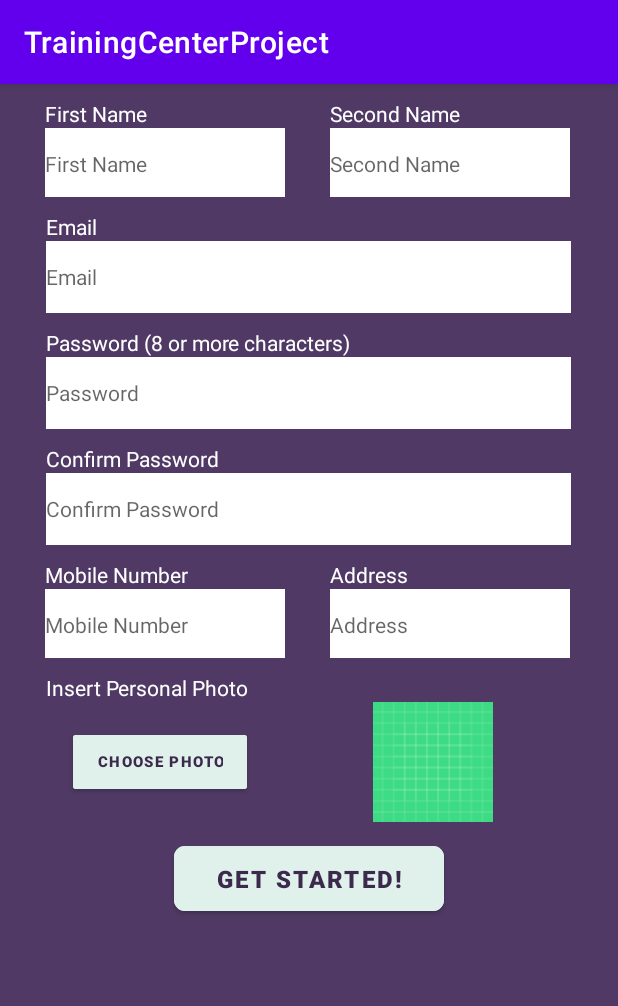
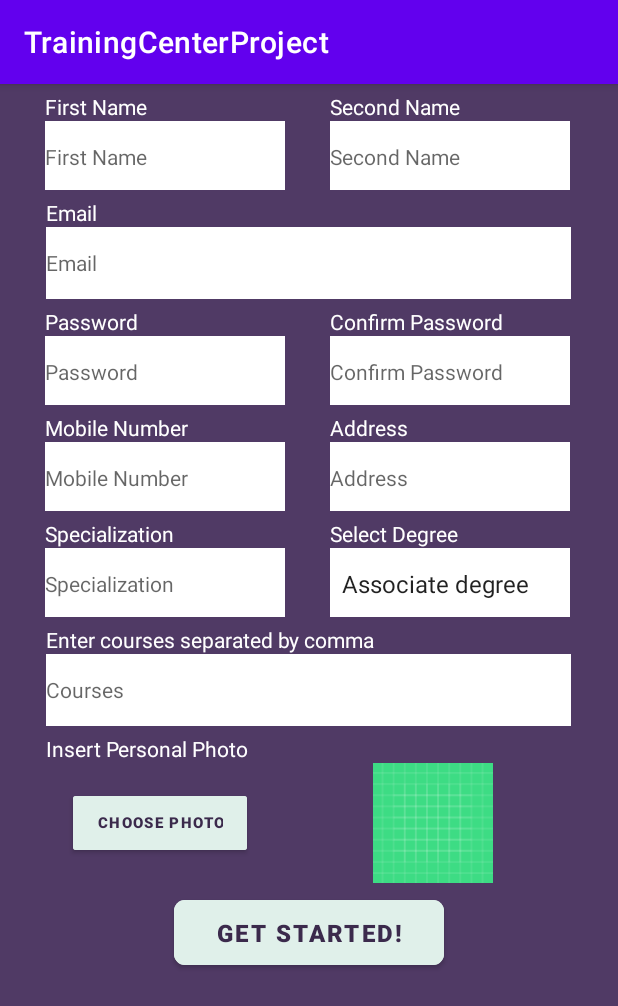
Before and after one commit to dohmeid/TrainingCenterProject, an Android app: the InstructorSignUp screen opened directly, with no data from a screen before it, on a phone screen of 412 x 824 dp. Shown: the top 1006 px of the screen. Run offline under Robolectric (Android 15) with nearby library versions, the phone set to English and light mode, and no system bars.

Commit message:
version 5 - updates on MainActivity, AdminSignUp, InstructorSignUp, and DataBaseHelper classes

```diff
--- a/app/src/main/AndroidManifest.xml
+++ b/app/src/main/AndroidManifest.xml
@@ -11,6 +11,12 @@
         android:supportsRtl="true"
         android:theme="@style/Theme.TrainingCenterProject"
         tools:targetApi="31">
+        <activity
+            android:name=".InstructorHomeView"
+            android:exported="false" />
+        <activity
+            android:name=".AdminHomeView"
+            android:exported="false" />
         <activity
             android:name=".TraineeHomeView"
             android:exported="false" />
--- a/app/src/main/java/com/example/trainingcenterproject/Instructor.java
+++ b/app/src/main/java/com/example/trainingcenterproject/Instructor.java
@@ -11,7 +11,6 @@ public class Instructor extends User {
     ArrayList<String> courses = new ArrayList<>();
 
     public Instructor(){
-
     }
 
     public Instructor(String firstName, String secondName, String email, String password, String photo, String mobile_number, String address, String specialization, String degree, ArrayList<String> courses) {
--- a/app/src/main/res/layout/activity_instructor_sign_up.xml
+++ b/app/src/main/res/layout/activity_instructor_sign_up.xml
@@ -12,7 +12,7 @@
 
     <Space
         android:layout_width="match_parent"
-        android:layout_height="10dp" />
+        android:layout_height="5dp" />
 
     <LinearLayout
         android:layout_width="match_parent"
@@ -86,7 +86,7 @@
 
     <Space
         android:layout_width="match_parent"
-        android:layout_height="10dp" />
+        android:layout_height="5dp" />
 
     <TextView
         android:id="@+id/textView9"
@@ -112,63 +112,80 @@
 
     <Space
         android:layout_width="match_parent"
-        android:layout_height="10dp" />
+        android:layout_height="5dp" />
+
+    <LinearLayout
+        android:layout_width="match_parent"
+        android:layout_height="65dp"
+        android:orientation="horizontal">
+
+        <LinearLayout
+            android:layout_width="200dp"
+            android:layout_height="match_parent"
+            android:paddingLeft="20dp"
+            android:orientation="vertical">
 
     <TextView
         android:id="@+id/textView10"
-        android:layout_width="350dp"
+        android:layout_width="wrap_content"
         android:layout_height="wrap_content"
-        android:layout_gravity="center"
-        android:text="Password (8 or more characters)"
+        android:layout_gravity="left"
+        android:paddingLeft="10dp"
+        android:text="Password"
         android:textColor="#FFFFFF"
         android:textSize="14sp" />
 
             <EditText
                 android:id="@+id/editTextPassword"
-        android:layout_width="350dp"
-        android:layout_height="wrap_content"
+                android:layout_width="160dp"
+                android:layout_height="48dp"
                 android:layout_gravity="center"
                 android:background="#FFFFFF"
                 android:ems="10"
                 android:hint="Password"
                 android:inputType="textPassword"
-
                 android:maxLength="15"
                 android:minHeight="48dp"
                 android:textColor="#503A65"
                 android:textSize="14sp" />
+        </LinearLayout>
 
-    <Space
-        android:layout_width="match_parent"
-        android:layout_height="10dp" />
+        <LinearLayout
+            android:layout_width="200dp"
+            android:layout_height="match_parent"
+            android:orientation="vertical">
 
     <TextView
         android:id="@+id/textView11"
-        android:layout_width="350dp"
+        android:layout_width="wrap_content"
         android:layout_height="wrap_content"
-        android:layout_gravity="center"
+        android:layout_gravity="left"
+        android:paddingLeft="20dp"
         android:text="Confirm Password"
         android:textColor="#FFFFFF"
         android:textSize="14sp" />
 
             <EditText
                 android:id="@+id/editTextConfirmPass"
-        android:layout_width="350dp"
-        android:layout_height="wrap_content"
+                android:layout_width="160dp"
+                android:layout_height="48dp"
                 android:layout_gravity="center"
                 android:background="#FFFFFF"
                 android:ems="10"
                 android:hint="Confirm Password"
                 android:inputType="textPassword"
-
                 android:maxLength="15"
                 android:minHeight="48dp"
                 android:textColor="#503A65"
                 android:textSize="14sp" />
+        </LinearLayout>
+
+    </LinearLayout>
+
 
     <Space
         android:layout_width="match_parent"
-        android:layout_height="10dp" />
+        android:layout_height="5dp" />
 
     <LinearLayout
         android:layout_width="match_parent"
@@ -240,8 +257,102 @@
 
     <Space
         android:layout_width="match_parent"
-        android:layout_height="10dp" />
+        android:layout_height="5dp" />
 
+    <LinearLayout
+        android:layout_width="match_parent"
+        android:layout_height="65dp"
+        android:orientation="horizontal">
+
+        <LinearLayout
+            android:layout_width="200dp"
+            android:layout_height="match_parent"
+            android:paddingLeft="20dp"
+            android:orientation="vertical">
+
+            <TextView
+                android:id="@+id/textView212"
+                android:layout_width="wrap_content"
+                android:layout_height="wrap_content"
+                android:layout_gravity="left"
+                android:paddingLeft="10dp"
+                android:text="Specialization"
+                android:textColor="#FFFFFF"
+                android:textSize="14sp" />
+
+            <EditText
+                android:id="@+id/editTextSpecialization"
+                android:layout_width="160dp"
+                android:layout_height="48dp"
+                android:layout_gravity="center"
+                android:background="#FFFFFF"
+                android:ems="10"
+                android:hint="Specialization"
+                android:inputType="textPersonName"
+                android:maxLength="8"
+                android:minHeight="48dp"
+                android:textColor="#503A65"
+                android:textSize="14sp" />
+        </LinearLayout>
+
+
+        <LinearLayout
+            android:layout_width="200dp"
+            android:layout_height="match_parent"
+            android:orientation="vertical">
+
+            <TextView
+                android:id="@+id/textView213"
+                android:layout_width="wrap_content"
+                android:layout_height="wrap_content"
+                android:layout_gravity="left"
+                android:paddingLeft="20dp"
+                android:text="Select Degree"
+                android:textColor="#FFFFFF"
+                android:textSize="14sp" />
+
+            <Spinner
+                android:id="@+id/spinner"
+                android:layout_width="160dp"
+                android:layout_height="48dp"
+                android:layout_gravity="center"
+                android:background="#FFFFFF"
+                android:spinnerMode="dropdown"
+                tools:ignore="SpeakableTextPresentCheck" />
+
+        </LinearLayout>
+
+    </LinearLayout>
+
+    <Space
+        android:layout_width="match_parent"
+        android:layout_height="5dp" />
+
+    <TextView
+        android:id="@+id/textView119"
+        android:layout_width="350dp"
+        android:layout_height="wrap_content"
+        android:layout_gravity="center"
+        android:text="Enter courses separated by comma"
+        android:textColor="#FFFFFF"
+        android:textSize="14sp" />
+
+    <EditText
+        android:id="@+id/editTextCourses"
+        android:layout_width="350dp"
+        android:layout_height="wrap_content"
+        android:layout_gravity="center"
+        android:background="#FFFFFF"
+        android:ems="10"
+        android:hint="Courses"
+        android:inputType="textEmailAddress"
+        android:minHeight="48dp"
+        android:textColor="#503A65"
+        android:textSize="14sp" />
+
+    <Space
+        android:layout_width="match_parent"
+        android:layout_height="5dp" />
 
     <TextView
         android:id="@+id/textView12"
@@ -281,7 +392,7 @@
             android:layout_weight="1" />
 
         <ImageView
-            android:id="@+id/traineeImage"
+            android:id="@+id/instructorImage"
             android:layout_width="150dp"
             android:layout_height="80dp"
             android:layout_gravity="center"
@@ -296,7 +407,7 @@
 
     <Space
         android:layout_width="match_parent"
-        android:layout_height="10dp" />
+        android:layout_height="5dp" />
 
     <Button
         android:id="@+id/button"
```
Also changed, not shown: app/src/main/java/com/example/trainingcenterproject/AdminHomeView.java (added, +14 -0 lines), app/src/main/java/com/example/trainingcenterproject/AdminSignUp.java (+35 -74 lines), app/src/main/java/com/example/trainingcenterproject/DataBaseHelper.java (+18 -8 lines), app/src/main/java/com/example/trainingcenterproject/InstructorHomeView.java (added, +14 -0 lines), app/src/main/java/com/example/trainingcenterproject/InstructorSignUp.java (+316 -0 lines), app/src/main/java/com/example/trainingcenterproject/MainActivity.java (+16 -11 lines), app/src/main/java/com/example/trainingcenterproject/TraineeSignUp.java (+0 -10 lines), app/src/main/res/layout/activity_admin_home_view.xml (added, +9 -0 lines), app/src/main/res/layout/activity_instructor_home_view.xml (added, +9 -0 lines). Lines whose indentation alone changed are shown as unchanged.
